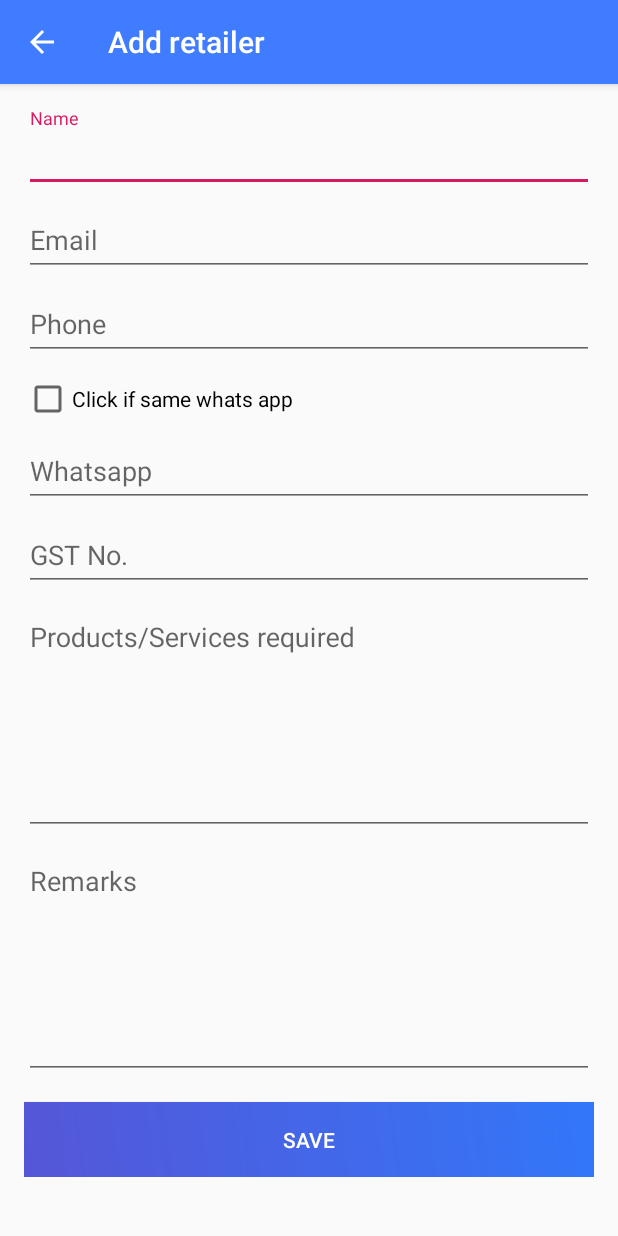
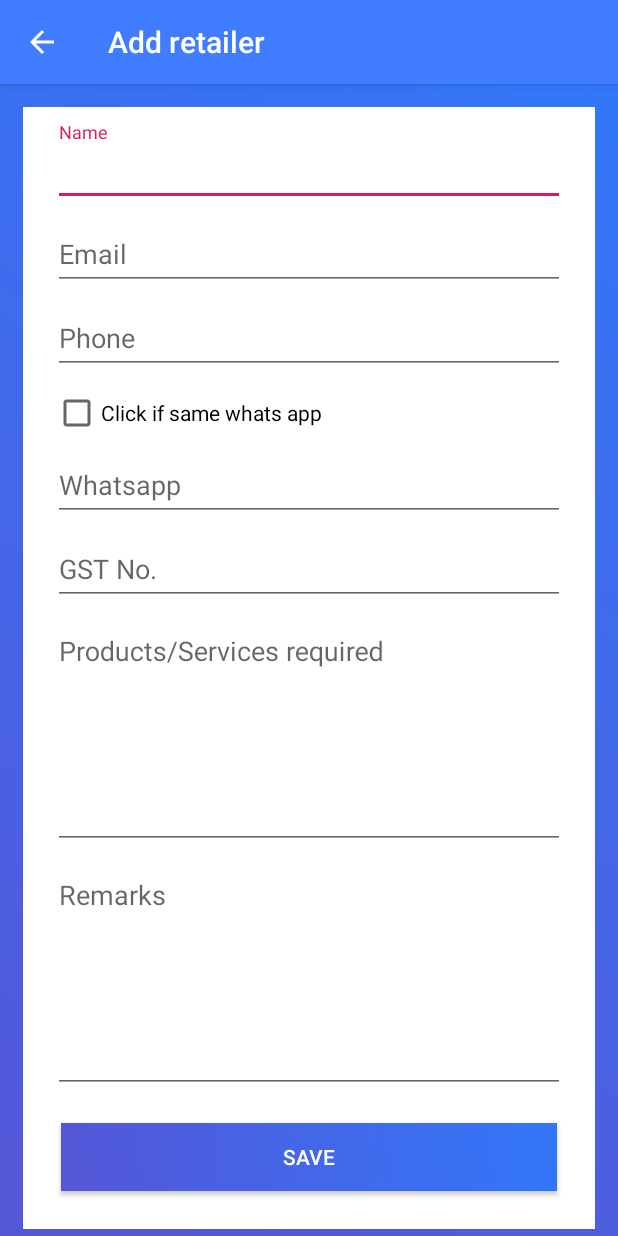
Before and after one commit to aamku/Aamku_connect, an Android app: the AddRetailer screen opened directly, with no data from a screen before it, on a phone screen of 412 x 824 dp. Run offline under Robolectric (Android 15) with nearby library versions, the phone set to English and light mode, and no system bars.

```diff
--- a/app/src/main/res/layout/activity_add_retailer.xml
+++ b/app/src/main/res/layout/activity_add_retailer.xml
@@ -6,12 +6,15 @@
     android:layout_width="match_parent"
     android:layout_height="match_parent"
     tools:context=".Salesperson.AddRetailer"
-    android:padding="16dp">
+    android:background="@drawable/main_gradient">
 
     <LinearLayout
         android:layout_width="match_parent"
         android:layout_height="match_parent"
-        android:orientation="vertical">
+        android:background="#FFF"
+        android:orientation="vertical"
+        android:padding="10dp"
+        android:layout_margin="15dp">
 
         <com.google.android.material.textfield.TextInputLayout
             android:layout_width="match_parent"
@@ -22,7 +25,9 @@
                 android:layout_height="45dp"
                 android:hint="Name"
                 android:id="@+id/retailer_name"
-                android:layout_marginTop="10dp">
+                android:layout_marginTop="10dp"
+                android:layout_marginLeft="10dp"
+                android:layout_marginRight="10dp">
 
             </com.google.android.material.textfield.TextInputEditText>
 
@@ -38,6 +43,8 @@
                 android:hint="Email"
                 android:id="@+id/retailer_email"
                 android:layout_marginTop="10dp"
+                android:layout_marginLeft="10dp"
+                android:layout_marginRight="10dp"
                 android:inputType="textEmailAddress">
 
             </com.google.android.material.textfield.TextInputEditText>
@@ -54,6 +61,8 @@
                 android:hint="Phone"
                 android:id="@+id/retailer_phone"
                 android:layout_marginTop="10dp"
+                android:layout_marginLeft="10dp"
+                android:layout_marginRight="10dp"
                 android:inputType="phone">
 
             </com.google.android.material.textfield.TextInputEditText>
@@ -65,7 +74,9 @@
             android:layout_height="wrap_content"
             android:id="@+id/retailCheck"
             android:text="Click if same whats app"
-            android:layout_marginTop="10dp"/>
+            android:layout_marginTop="10dp"
+            android:layout_marginLeft="10dp"
+            android:layout_marginRight="10dp"/>
 
         <com.google.android.material.textfield.TextInputLayout
             android:layout_width="match_parent"
@@ -77,7 +88,9 @@
                 android:layout_height="45dp"
                 android:hint="Whatsapp"
                 android:id="@+id/retailer_whatsapp"
-                android:layout_marginTop="10dp">
+                android:layout_marginTop="10dp"
+                android:layout_marginLeft="10dp"
+                android:layout_marginRight="10dp">
 
             </com.google.android.material.textfield.TextInputEditText>
 
@@ -92,7 +105,9 @@
                 android:layout_height="45dp"
                 android:hint="GST No."
                 android:id="@+id/retailer_gst"
-                android:layout_marginTop="10dp">
+                android:layout_marginTop="10dp"
+                android:layout_marginLeft="10dp"
+                android:layout_marginRight="10dp">
 
             </com.google.android.material.textfield.TextInputEditText>
 
@@ -104,16 +119,19 @@
             android:layout_height="wrap_content">
 
             <com.google.android.material.textfield.TextInputEditText
+                android:id="@+id/services"
+                android:layout_width="match_parent"
+                android:layout_height="wrap_content"
+                android:gravity="top|left"
+                android:hint="Products/Services required"
                 android:inputType="textMultiLine"
-            android:lines="8"
-            android:minLines="6"
-            android:gravity="top|left"
-            android:id="@+id/services"
-            android:maxLines="10"
-            android:layout_height="wrap_content"
-            android:layout_width="match_parent"
-            android:hint="Products/Services required"
-            android:scrollbars="vertical">
+                android:lines="8"
+                android:maxLines="10"
+                android:minLines="6"
+                android:scrollbars="vertical"
+                android:layout_marginTop="10dp"
+                android:layout_marginLeft="10dp"
+                android:layout_marginRight="10dp">
 
             </com.google.android.material.textfield.TextInputEditText>
 
@@ -133,7 +151,10 @@
                 android:layout_height="wrap_content"
                 android:layout_width="match_parent"
                 android:hint="Remarks"
-                android:scrollbars="vertical">
+                android:scrollbars="vertical"
+                android:layout_marginTop="10dp"
+                android:layout_marginLeft="10dp"
+                android:layout_marginRight="10dp">
 
             </com.google.android.material.textfield.TextInputEditText>
 
@@ -141,8 +162,11 @@
 
         <Button
             android:layout_width="match_parent"
-            android:layout_height="50dp"
-            android:layout_marginTop="15dp"
+            android:layout_height="45dp"
+            android:layout_marginTop="20dp"
+            android:layout_marginLeft="15dp"
+            android:layout_marginRight="15dp"
+            android:layout_marginBottom="15dp"
             android:id="@+id/saveRetailer"
             android:background="@drawable/main_gradient"
             android:textColor="#fff"
--- a/app/src/main/res/layout/activity_add_user.xml
+++ b/app/src/main/res/layout/activity_add_user.xml
@@ -11,7 +11,7 @@
         android:layout_height="match_parent"
         android:orientation="vertical"
         android:background="#fff"
-        android:padding="15dp"
+        android:padding="10dp"
         android:layout_margin="15dp">
 
         <Spinner
--- a/app/src/main/res/layout/activity_all_retailers.xml
+++ b/app/src/main/res/layout/activity_all_retailers.xml
@@ -4,6 +4,7 @@
     xmlns:tools="http://schemas.android.com/tools"
     android:layout_width="match_parent"
     android:layout_height="match_parent"
-    tools:context=".Salesperson.AllRetailers">
+    tools:context=".Salesperson.AllRetailers"
+    android:background="#F2F2F2">
 
 </androidx.constraintlayout.widget.ConstraintLayout>
```
Also changed, not shown: app/src/main/res/layout/pending_retailer_row.xml (+31 -12 lines).
